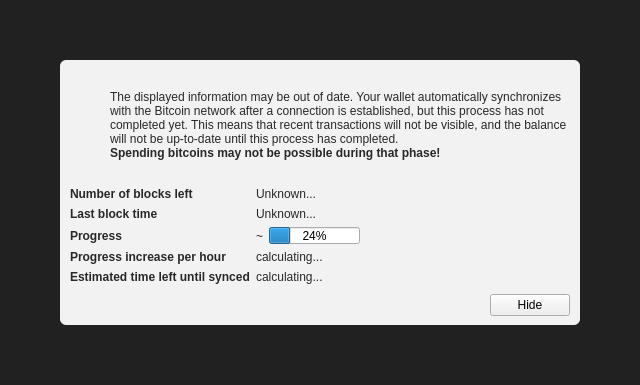
Qt form src/qt/forms/modaloverlay.ui (bitcoincore-dev/bitcoin-2001-863168-294116-d812cf1189) before a commit.
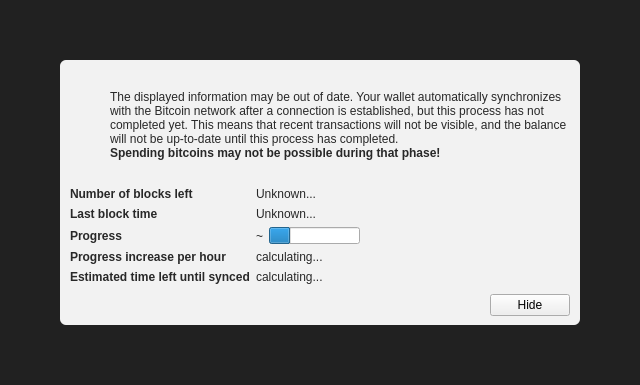
The same form after that commit. Icons and pictures are not drawn. Custom widgets are drawn as their Qt base class.

Commit message:
[qt] sync-overlay: Don't show progress twice
* Don't show integer progress in progress bar. (Already shown in front
  of progress bar)

* Also, use non-static method to get current msecs

Github-Pull: #8906
Rebased-From: fafeec3cf2ceb5330a04539adc90b27dc7e6fd42

```diff
--- a/src/qt/forms/modaloverlay.ui
+++ b/src/qt/forms/modaloverlay.ui
@@ -276,6 +276,9 @@
                <property name="value">
                 <number>24</number>
                </property>
+               <property name="format">
+                <string/>
+               </property>
               </widget>
              </item>
             </layout>
```
The commit also changes 1 other file.
